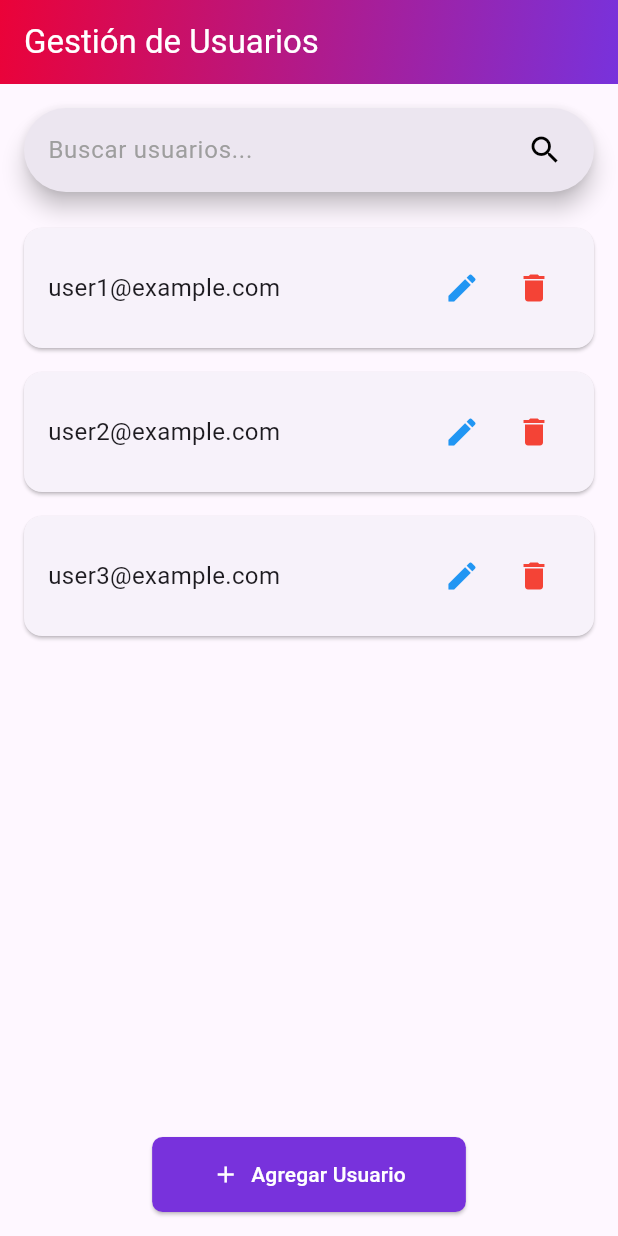
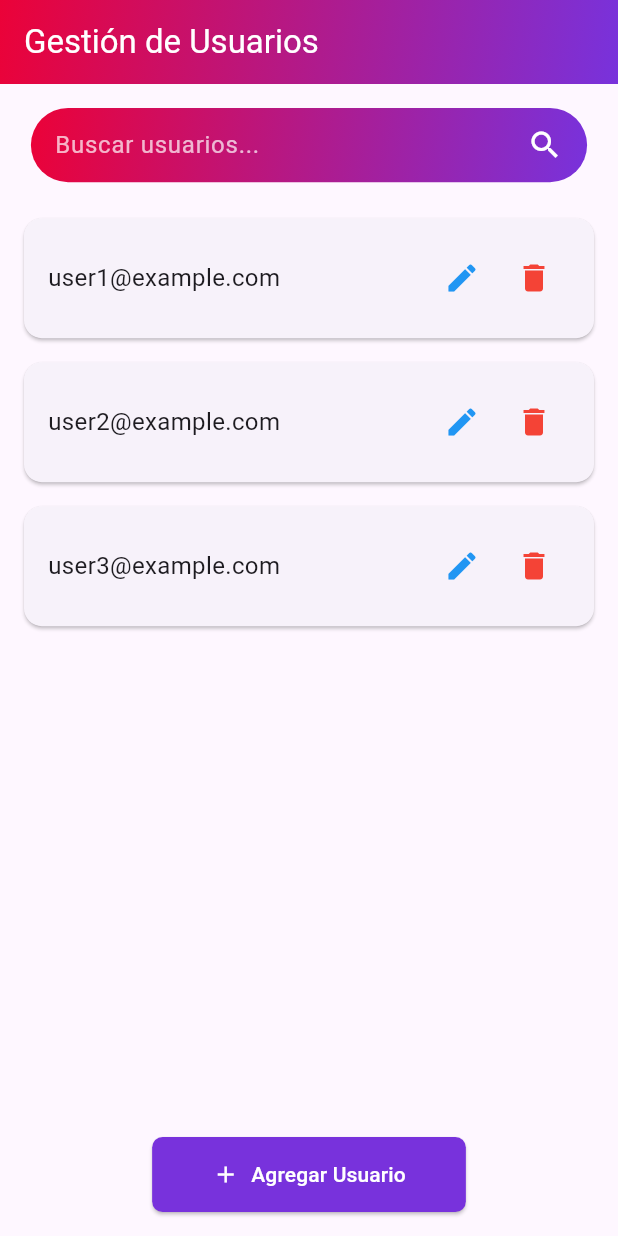
Before and after one commit to Districorp-UPB/Frontend-Cliente, a Flutter app: the AdminUserManagementPage screen opened directly, on a phone screen of 412 x 824 dp. Run offline on Flutter 3.47's test engine with Material 3 defaults, Android fonts, the light colour scheme and no system bars; our stand-ins replace get.

```diff
--- a/lib/screen/admin/AdminUserManagementPage.dart
+++ b/lib/screen/admin/AdminUserManagementPage.dart
@@ -1,3 +1,4 @@
+import 'package:districorp/widgets/SearchBarCustom.dart';
 import 'package:districorp/widgets/UserItem_caja.dart';
 import 'package:districorp/widgets/add_user.dart';
 import 'package:districorp/widgets/update_user.dart';
@@ -40,7 +41,7 @@ class _AdminUserManagementPageState extends State<AdminUserManagementPage> {
 
   @override
   Widget build(BuildContext context) {
-    final size = MediaQuery.of(context).size;
+
     return Scaffold(
       appBar: GradientAppBar(
         implyLeading: false,
@@ -50,25 +51,7 @@ class _AdminUserManagementPageState extends State<AdminUserManagementPage> {
         children: [
           Padding(
             padding: const EdgeInsets.all(16.0),
-            child: Stack(
-              alignment: Alignment.center,
-              children: [
-                SearchBar(
-
-                  controller: searchController,
-                  onChanged: filterUsers,
-                  hintText: 'Buscar usuarios...',
-                  hintStyle: WidgetStateProperty.all<TextStyle>(
-                      TextStyle(color: Colors.grey)),
-                ),
-                Positioned(
-                    right: size.width * 0.05,
-                    child: Icon(
-                      Icons.search,
-                      color: Colors.black,
-                    )),
-              ],
-            ),
+            child: SearchBarCustom(controller: searchController, onChanged: filterUsers, hintext: 'Buscar usuarios...')
           ),
           Expanded(
             child: ListView.builder(
--- /dev/null
+++ b/lib/widgets/SearchBarCustom.dart
@@ -0,0 +1,62 @@
+import 'package:flutter/material.dart';
+
+class SearchBarCustom extends StatelessWidget {
+  final TextEditingController controller;
+  final ValueChanged<String> onChanged;
+  final String hintext;
+
+  const SearchBarCustom({
+    super.key,
+    required this.controller,
+    required this.onChanged,
+    required this.hintext,
+  });
+
+  @override
+  Widget build(BuildContext context) {
+    final size = MediaQuery.of(context).size;
+    return Stack(
+              alignment: Alignment.center,
+              children: [
+                Container(
+                  width: size.width * 0.9,
+                  height: size.height * 0.06,
+                  decoration: BoxDecoration(
+                    borderRadius: BorderRadius.circular(30),
+                    gradient: LinearGradient(
+                      colors: [
+                        Color.fromRGBO(235, 2, 56, 1),
+                        Color.fromRGBO(120, 50, 220, 1)
+                      ],
+                      begin: Alignment.topLeft,
+                      end: Alignment.bottomRight,
+                    ),
+                  ),
+                  padding: const EdgeInsets.symmetric(horizontal: 16),
+                  child: Row(
+                    children: [
+                      Expanded(
+                        child: TextField(
+                          controller: controller,
+                          onChanged: onChanged,
+                          cursorColor: Colors.white,
+                          decoration: InputDecoration(
+                            hintText: hintext,
+                            border: InputBorder.none,
+                            hintStyle:
+                                TextStyle(color: Colors.white.withOpacity(0.7)),
+                          ),
+                          style: TextStyle(color: Colors.white),
+                        ),
+                      ),
+                      Icon(
+                        Icons.search,
+                        color: Colors.white,
+                      ),
+                    ],
+                  ),
+                ),
+              ],
+            );
+  }
+}
```
Also changed, not shown: lib/screen/Employee/Panel_principal_empleado.dart (+3 -4 lines), lib/screen/Employee/Widgets_Screens/home_page_empleado.dart (+5 -5 lines), lib/screen/Employee/Widgets_Screens/streaming_page_empleado.dart (+116 -11 lines), lib/widgets/Employee_widgets/video_card.dart (added, +112 -0 lines), lib/widgets/SearchBar.dart (deleted, +0 -34 lines), assets/video1.png (added), assets/video2.png (added), assets/video3.png (added), 3 other files.
